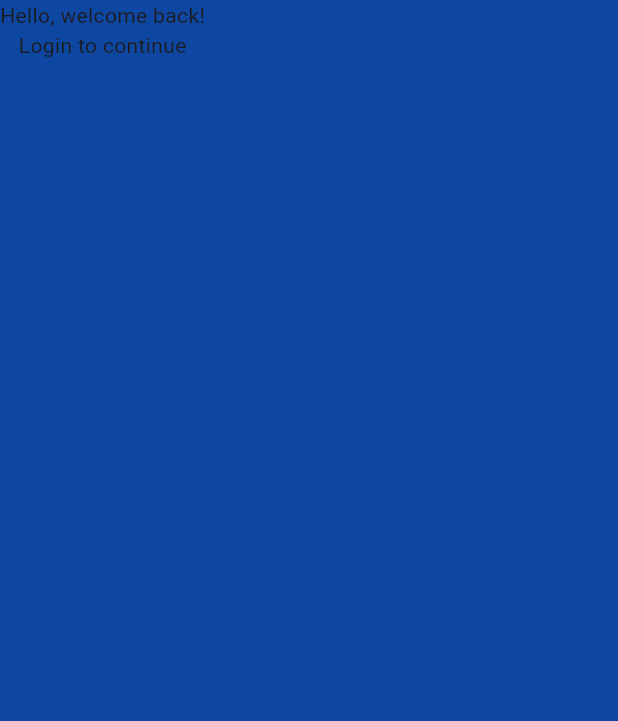
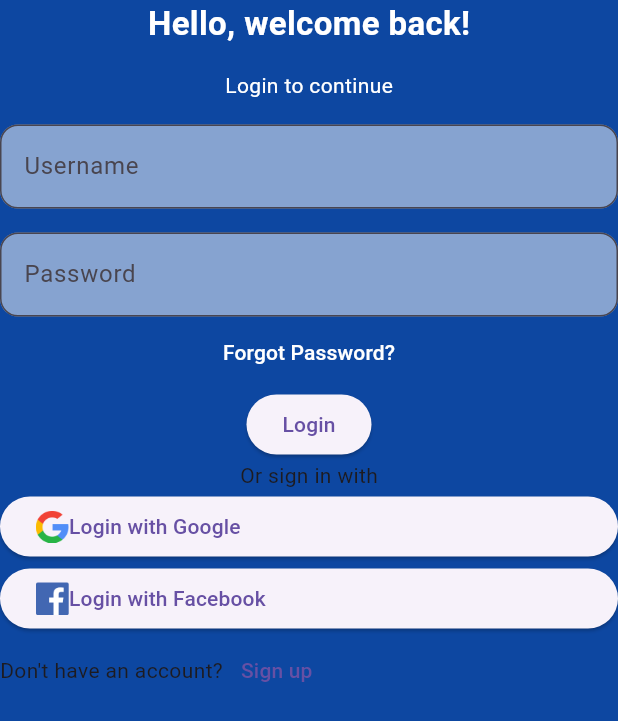
Before and after one commit to emitsianis/the-real-thing, a Flutter app: the screen it shows after launch, on a phone screen of 412 x 824 dp. Shown: the top 721 px of the screen. Run offline on Flutter 3.47's test engine with Material 3 defaults, Android fonts, the phone set to English and light mode, and no system bars; project files that could hold a hidden picture were left out.

Commit message:
Mod: Move homepage to seperate file / Wip: Styles

```diff
--- /dev/null
+++ b/lib/login_page.dart
@@ -0,0 +1,108 @@
+import 'package:flutter/material.dart';
+
+class LoginPage extends StatelessWidget {
+  const LoginPage({super.key});
+
+  @override
+  Widget build(BuildContext context) {
+    return Scaffold(
+      backgroundColor: Colors.blue[900],
+      body: Column(children: [
+        const Text(
+          'Hello, welcome back!',
+          style: TextStyle(
+            color: Colors.white,
+            fontSize: 22,
+            fontWeight: FontWeight.bold,
+          ),
+        ),
+        const SizedBox(height: 16),
+        const Text(
+          'Login to continue',
+          style: TextStyle(
+            color: Colors.white,
+          ),
+        ),
+        const SizedBox(height: 16),
+        TextField(
+          decoration: InputDecoration(
+            hintText: 'Username',
+            border: const OutlineInputBorder(
+              borderRadius: BorderRadius.all(Radius.circular(12)),
+            ),
+            filled: true,
+            fillColor: Colors.white.withOpacity(0.5),
+          ),
+        ),
+        const SizedBox(height: 16), // Add a SizedBox to create space between the widgets
+        TextField(
+          decoration: InputDecoration(
+            hintText: 'Password',
+            border: const OutlineInputBorder(
+              borderRadius: BorderRadius.all(Radius.circular(12)),
+            ),
+            filled: true,
+            fillColor: Colors.white.withOpacity(0.5),
+          ),
+        ),
+        TextButton(
+          onPressed: () {
+            print('Forgot button pressed');
+          },
+          style:TextButton.styleFrom(
+            foregroundColor: Colors.white,
+          ),
+          child: const Text('Forgot Password?'),
+        ),
+        ElevatedButton(
+          onPressed: () {
+            print('Login button pressed');
+          },
+          child: const Text('Login'),
+        ),
+        const Text('Or sign in with'),
+        ElevatedButton(
+          onPressed: () {
+            print('Google button pressed');
+          },
+          child: Row(
+            children: [
+              Image.asset(
+                'assets/images/google.png',
+                width: 22,
+                height: 22,
+              ),
+              const Text('Login with Google')
+            ],
+          ),
+        ),
+        ElevatedButton(
+          onPressed: () {
+            print('Google button pressed');
+          },
+          child: Row(
+            children: [
+              Image.asset(
+                'assets/images/facebook.png',
+                width: 22,
+                height: 22,
+              ),
+              const Text('Login with Facebook')
+            ],
+          ),
+        ),
+        Row(
+          children: [
+            const Text("Don't have an account?"),
+            TextButton(
+              onPressed: () {
+                print('Sign up button pressed');
+              },
+              child: const Text('Sign up'),
+            ),
+          ],
+        )
+      ]),
+    );
+  }
+}
--- a/lib/main.dart
+++ b/lib/main.dart
@@ -1,4 +1,5 @@
 import 'package:flutter/material.dart';
+import 'package:the_real_thing/login_page.dart';
 
 void main() {
   runApp(MyApp());
@@ -7,13 +8,8 @@
 class MyApp extends StatelessWidget {
   @override
   Widget build(BuildContext context) {
-    return MaterialApp(
-        home: Scaffold(
-      backgroundColor: Colors.blue[900],
-      body: Column(children: [
-        Text('Hello, welcome back!'),
-        Text('Login to continue'),
-      ]),
-    ));
+    return const MaterialApp(
+        home: LoginPage(),
+    );
   }
 }
--- a/pubspec.yaml
+++ b/pubspec.yaml
@@ -59,9 +59,8 @@ flutter:
   uses-material-design: true
 
   # To add assets to your application, add an assets section, like this:
-  # assets:
-  #   - images/a_dot_burr.jpeg
-  #   - images/a_dot_ham.jpeg
+  assets:
+    - assets/images/
 
   # An image asset can refer to one or more resolution-specific "variants", see
   # https://flutter.dev/assets-and-images/#resolution-aware
```
Also changed, not shown: assets/fonts/Urbanist-Black.ttf (added), assets/fonts/Urbanist-Bold.ttf (added), assets/fonts/Urbanist-ExtraBold.ttf (added), assets/fonts/Urbanist-Light.ttf (added), assets/fonts/Urbanist-Medium.ttf (added), assets/fonts/Urbanist-Regular.ttf (added), assets/fonts/Urbanist-SemiBold.ttf (added), assets/images/facebook.png (added), assets/images/google.png (added), assets/svg/ic_add.svg (added), assets/svg/ic_favorite.svg (added), assets/svg/ic_home.svg (added), assets/svg/ic_location.svg (added), assets/svg/ic_messages.svg (added), 4 more files, 5 other files.
